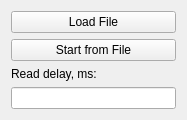
The window that readFile.ui (goodvin360/pivn_app) describes before a commit, drawn with Qt 5.
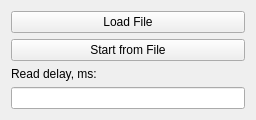
The same window after the commit.

Patch:
```diff
--- a/readFile.ui
+++ b/readFile.ui
@@ -6,7 +6,7 @@
    <rect>
     <x>0</x>
     <y>0</y>
-    <width>187</width>
+    <width>256</width>
     <height>118</height>
    </rect>
   </property>
```
Left out of the diff: 5 changed lines with no effect on the pictures.
